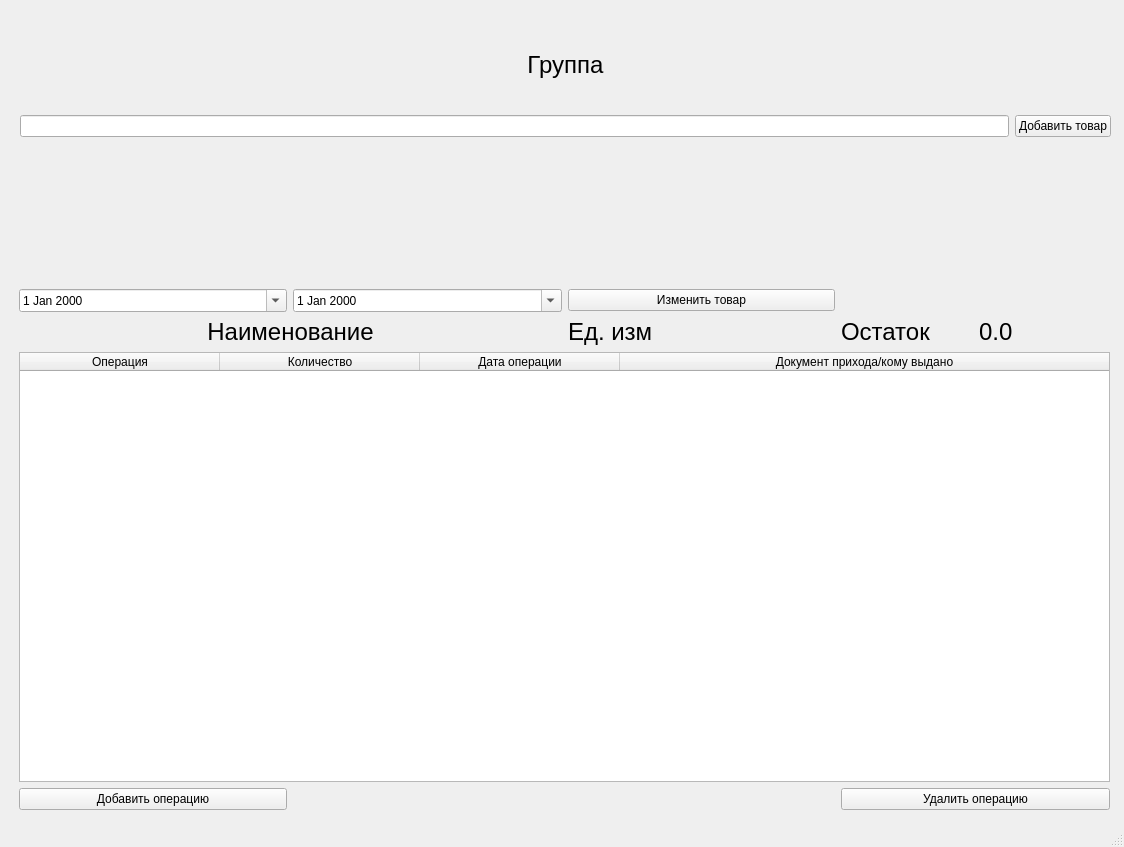
First picture: the form in UI_files/maiwindo.ui, repository Vofanchik/AptecnyiSklad, before the edit.
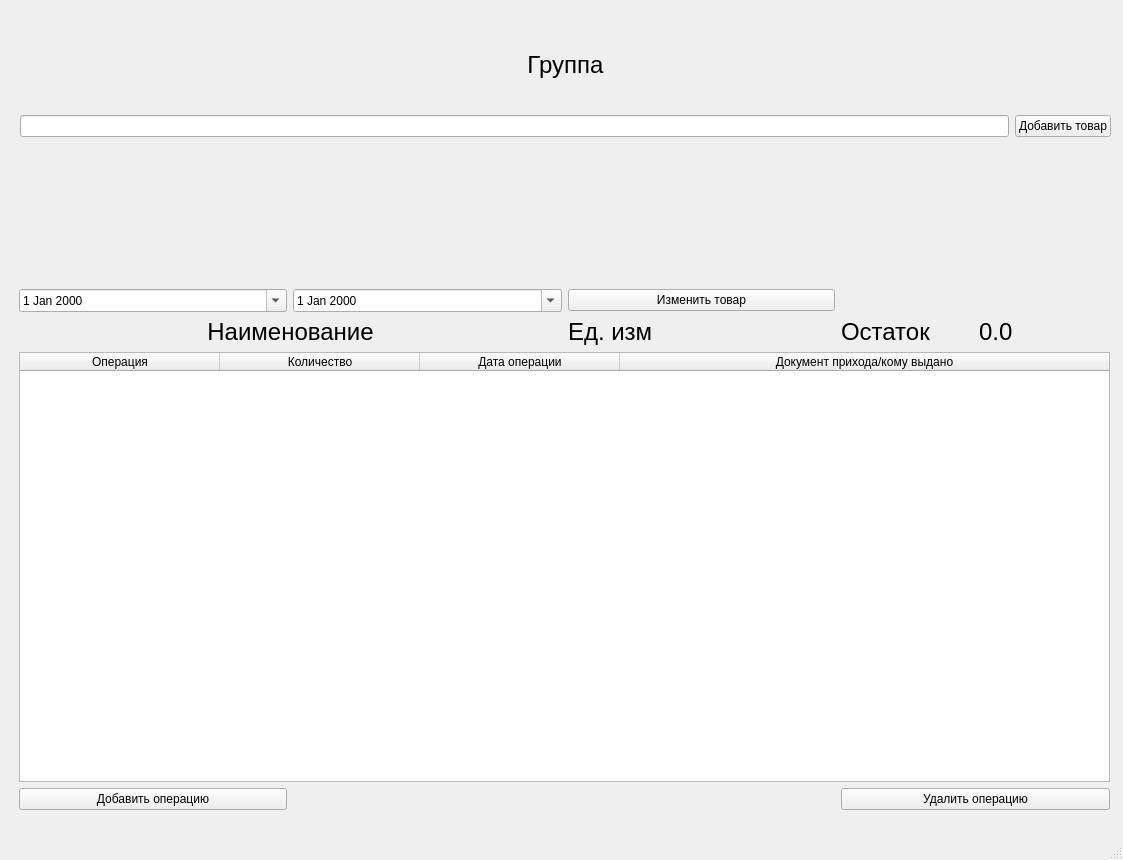
Second picture: the form after the edit.

Commit message: bag with residue fxed

The edit to the form file:
```diff
--- a/UI_files/maiwindo.ui
+++ b/UI_files/maiwindo.ui
@@ -6,8 +6,8 @@
    <rect>
     <x>0</x>
     <y>0</y>
-    <width>1124</width>
-    <height>847</height>
+    <width>1123</width>
+    <height>860</height>
    </rect>
   </property>
   <property name="windowTitle">
```
The commit also changes 2 other files.
